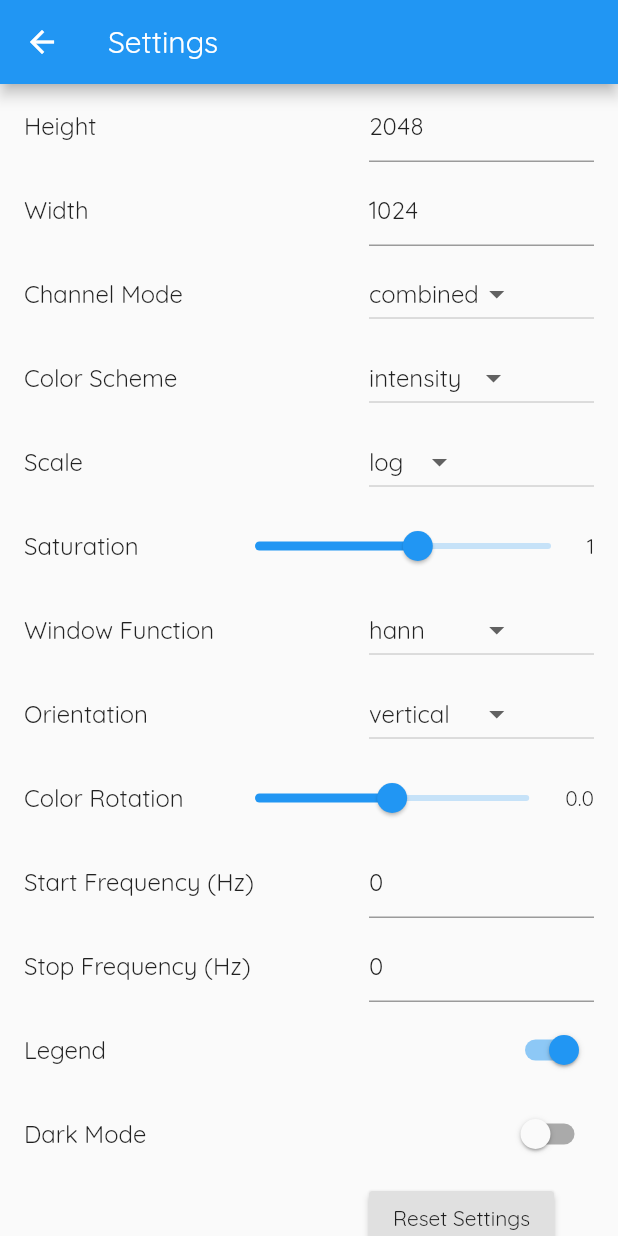
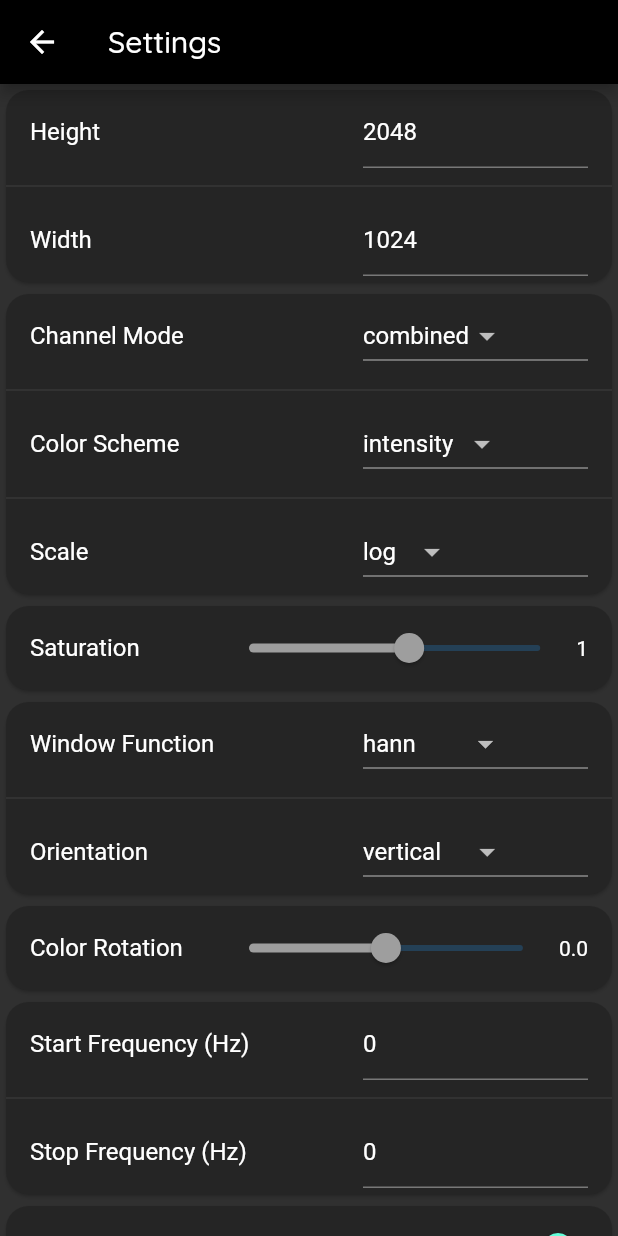
Before and after one commit to dangersflow/Spektrogram, a Flutter app: the screen it shows after launch, after a tap on the "settings" icon, on a phone screen of 412 x 824 dp. Run offline on Flutter 3.47's test engine with Material 2 defaults, Android fonts, the phone set to English and light mode, and no system bars; our stand-ins replace dynamic_theme, faker, file_picker, photo_view, shared_preferences; missing offline and left inert: flutter_ffmpeg; Roboto replaces fonts that are missing (Nunito).

Commit message:
added new font and updated the main UI and settings UI

```diff
--- a/lib/main.dart
+++ b/lib/main.dart
@@ -13,10 +13,10 @@ import 'package:path_provider/path_provider.dart';
 ThemeData _buildTheme(Brightness brightness) {
   return brightness == Brightness.dark
       ? ThemeData.dark().copyWith(
-      textTheme: ThemeData.dark().textTheme.apply(fontFamily: "Quicksand"),
+      textTheme: ThemeData.dark().textTheme.apply(fontFamily: "Nunito"),
       backgroundColor: Colors.black)
       : ThemeData.light().copyWith(
-      textTheme: ThemeData.light().textTheme.apply(fontFamily: "Quicksand"),
+      textTheme: ThemeData.light().textTheme.apply(fontFamily: "Nunito"),
       backgroundColor: Colors.white);
 }
 void main() => runApp(MyApp());
@@ -55,14 +55,18 @@ class MyApp extends StatefulWidget {
 class _MyAppState extends State<MyApp> {
   @override
   Widget build(BuildContext context) {
-    return DynamicTheme(
-        defaultBrightness: Brightness.light,
-        data: (brightness) => _buildTheme(brightness),
-        themedWidgetBuilder: (context, theme) => MaterialApp(
+    return  MaterialApp(
       title: 'Flutter Demo',
-          theme: theme,
+      theme: ThemeData(
+        fontFamily: "Nunito",
+        primaryColor: Colors.black,
+        //canvasColor: Colors.black,
+        brightness: Brightness.dark,
+        //cardColor: Color(0xFF292929),
+        cardColor: Color(0xFF252525),
+      ),
       home: MyHomePage(),
-        ));
+    );
   }
 }
 
@@ -140,6 +144,9 @@ class _SettingsPageState extends State<SettingsPage> {
         ),
         body: ListView(
           children: <Widget>[
+            Card(
+              child: Column(
+                children: <Widget>[
                   ListTile(
                     title: Text("Height"),
                     trailing: Container(
@@ -165,6 +172,7 @@ class _SettingsPageState extends State<SettingsPage> {
                       ),
                     ),
                   ),
+                  Divider(),
                   ListTile(
                     title: Text("Width"),
                     trailing: Container(
@@ -190,6 +198,13 @@ class _SettingsPageState extends State<SettingsPage> {
                       ),
                     ),
                   ),
+                ],
+              ),
+              shape: RoundedRectangleBorder(borderRadius: BorderRadius.circular(15)),
+            ),
+            Card(
+              child: Column(
+                children: <Widget>[
                   ListTile(
                     title: Text("Channel Mode"),
                     trailing: Container(
@@ -218,6 +233,7 @@ class _SettingsPageState extends State<SettingsPage> {
                       ),
                     ),
                   ),
+                  Divider(),
                   ListTile(
                     title: Text("Color Scheme"),
                     trailing: Container(
@@ -262,6 +278,7 @@ class _SettingsPageState extends State<SettingsPage> {
                       ),
                     ),
                   ),
+                  Divider(),
                   ListTile(
                     title: Text("Scale"),
                     trailing: Container(
@@ -296,7 +313,12 @@ class _SettingsPageState extends State<SettingsPage> {
                       ),
                     ),
                   ),
-            ListTile(
+                ],
+              ),
+              shape: RoundedRectangleBorder(borderRadius: BorderRadius.circular(15)),
+            ),
+            Card(
+              child: ListTile(
                 title: Text("Saturation"),
                 trailing: Container(
                   width: 250,
@@ -314,6 +336,7 @@ class _SettingsPageState extends State<SettingsPage> {
                           },
                           max: 10.0,
                           min: -10.0,
+                          activeColor: Colors.grey,
                         ),
                       ),
                       Text(saturation.toString())
@@ -321,6 +344,11 @@ class _SettingsPageState extends State<SettingsPage> {
                   ),
                 ),
               ),
+              shape: RoundedRectangleBorder(borderRadius: BorderRadius.circular(15)),
+            ),
+            Card(
+              child: Column(
+                children: <Widget>[
                   ListTile(
                     title: Text("Window Function"),
                     trailing: Container(
@@ -371,6 +399,7 @@ class _SettingsPageState extends State<SettingsPage> {
                       ),
                     ),
                   ),
+                  Divider(),
                   ListTile(
                     title: Text("Orientation"),
                     trailing: Container(
@@ -400,7 +429,12 @@ class _SettingsPageState extends State<SettingsPage> {
                       ),
                     ),
                   ),
-            ListTile(
+                ],
+              ),
+              shape: RoundedRectangleBorder(borderRadius: BorderRadius.circular(15)),
+            ),
+            Card(
+              child: ListTile(
                 title: Text("Color Rotation"),
                 trailing: Container(
                   width: 250,
@@ -419,6 +453,7 @@ class _SettingsPageState extends State<SettingsPage> {
                           },
                           max: 1.0,
                           min: -1.0,
+                          activeColor: Colors.grey,
                         ),
                       ),
                       Text(rotation.toString())
@@ -427,6 +462,11 @@ class _SettingsPageState extends State<SettingsPage> {
                   ),
                 ),
               ),
+              shape: RoundedRectangleBorder(borderRadius: BorderRadius.circular(15)),
+            ),
+            Card(
+              child: Column(
+                children: <Widget>[
                   ListTile(
                     title: Text("Start Frequency (Hz)"),
                     trailing: Container(
@@ -452,6 +492,7 @@ class _SettingsPageState extends State<SettingsPage> {
                       ),
                     ),
                   ),
+                  Divider(),
                   ListTile(
                     title: Text("Stop Frequency (Hz)"),
                     trailing: Container(
@@ -477,7 +518,12 @@ class _SettingsPageState extends State<SettingsPage> {
                       ),
                     ),
                   ),
-            ListTile(
+                ],
+              ),
+              shape: RoundedRectangleBorder(borderRadius: BorderRadius.circular(15)),
+            ),
+            Card(
+              child: ListTile(
                 title: Text("Legend"),
                 trailing: Switch(
                     value: legend,
@@ -488,7 +534,9 @@ class _SettingsPageState extends State<SettingsPage> {
                       });
                     }),
               ),
-            ListTile(
+              shape: RoundedRectangleBorder(borderRadius: BorderRadius.circular(15)),
+            ),
+            /*ListTile(
               title: Text("Dark Mode"),
               trailing: Switch(
                   value: darkMode,
@@ -500,7 +548,7 @@ class _SettingsPageState extends State<SettingsPage> {
                       print(darkMode);
                     });
                   }),
-            ),
+            ),*/
             ListTile(
                 trailing: Container(
                   width: 150,
@@ -633,7 +681,7 @@ class _MyHomePageState extends State<MyHomePage> {
       appBar: AppBar(
         title: Text(
           "Spektrogram",
-          style: TextStyle(fontFamily: "Quicksand"),
+          style: TextStyle(fontFamily: "Nunito"),
         ),
         actions: <Widget>[
           IconButton(
@@ -653,30 +701,24 @@ class _MyHomePageState extends State<MyHomePage> {
             child: Column(
               children: <Widget>[
                 info != null && currentFilePath != ""
-                    ? Text("File Location:"):Text(""),
+                    ? Card(
+                  child: Column(
+                    children: <Widget>[
                       info != null && currentFilePath != ""
-                    ? Card(
-                  child: ListTile(
+                          ? Text("File Location:", style: TextStyle(fontSize: 17, fontWeight: FontWeight.bold),):Text(""),
+                      info != null && currentFilePath != ""
+                          ? ListTile(
                         title: Text("${info["path"]}"),
-                  ),
-                  shape: RoundedRectangleBorder(borderRadius: BorderRadius.circular(15)),
-                  elevation: 5,
                       )
                           : Text(""),
+                    ],
+                  ),
+                  shape: RoundedRectangleBorder(
+                      borderRadius: BorderRadius.circular(15)
+                  ),
+                ):Container(),
                 showChooseTrackText == true
                     ? Text("Select an audio track!", style: TextStyle(color: Colors.grey),):Container(margin: EdgeInsets.all(0),),
-                info != null && currentFilePath != ""
-                    ? Text("Audio Information:"):Text(""),
-                info != null && currentFilePath != ""
-                    ? Card(
-                  child: ListTile(
-                    title: Text(
-                        "${info["streams"][0]["codec"]}, ${info["streams"][0]["sampleRate"]} Hz, ${info["streams"][0]["bitrate"]!=null ? info["streams"][0]["bitrate"]:info["bitrate"]} kbps, ${info["streams"][0]["sampleFormat"]}, ${info["streams"][0]["channelLayout"]}"),
-                  ),
-                  shape: RoundedRectangleBorder(borderRadius: BorderRadius.circular(15)),
-                  elevation: 5,
-                )
-                    : Text(""),
                 progressIndicator
                     ? Container(
                   child: Column(
@@ -696,10 +738,13 @@ class _MyHomePageState extends State<MyHomePage> {
                 )
                     : Container(),
                 image != null && currentFilePath != ""
-                    ? Text("Generated Spectrum:"):Text(""),
+                    ? Card(
+                  child: Column(
+                    children: <Widget>[
                       image != null && currentFilePath != ""
-                    ? Card(
-                  child: Container(
+                          ? Text("Generated Spectrum:", style: TextStyle(fontSize: 17, fontWeight: FontWeight.bold),):Text(""),
+                      image != null && currentFilePath != ""
+                          ? Container(
                         child: Hero(
                             tag: 'dash',
                             child: Container(
@@ -720,16 +765,35 @@ class _MyHomePageState extends State<MyHomePage> {
                               ),
                               height: 250,
                             )),
-                  ),
-                  shape: RoundedRectangleBorder(borderRadius: BorderRadius.circular(15)),
-                  elevation: 5,
                       )
                           : Container(),
                     ],
-              mainAxisAlignment: MainAxisAlignment.spaceEvenly,
+                  ),
+                  shape: RoundedRectangleBorder(
+                      borderRadius: BorderRadius.circular(15)
+                  ),
+                ):Container(),
+                info != null && currentFilePath != ""
+                    ? Card(
+                  child: Column(
+                      children: <Widget>[
+                        info != null && currentFilePath != ""
+                            ? Text("Audio Information:", style: TextStyle(fontSize: 17, fontWeight: FontWeight.bold),):Text(""),
+                        info != null && currentFilePath != ""
+                            ? ListTile(
+                          title: Text(
+                              "Codec: ${info["streams"][0]["codec"]}\n\nSample Rate: ${info["streams"][0]["sampleRate"]} Hz\n\nBitrate: ${info["streams"][0]["bitrate"]!=null ? info["streams"][0]["bitrate"]:info["bitrate"]} kbps\n\nSample Format: ${info["streams"][0]["sampleFormat"]}\n\nChannel Layout: ${info["streams"][0]["channelLayout"]}"),
+                        )
+                            : Text(""),
+                      ],
+                    ),
+                  shape: RoundedRectangleBorder(
+                    borderRadius: BorderRadius.circular(15)
+                  ),
+                ):Container(),
+              ],
               crossAxisAlignment: CrossAxisAlignment.center,
             ),
-            height: 600,
             alignment: FractionalOffset.center,
           ),
         ),
```
Also changed, not shown: fonts/Nunito-Bold.ttf (added), fonts/Nunito-Regular.ttf (added), fonts/Quicksand-Regular.ttf (deleted). Lines whose indentation alone changed are shown as unchanged.
